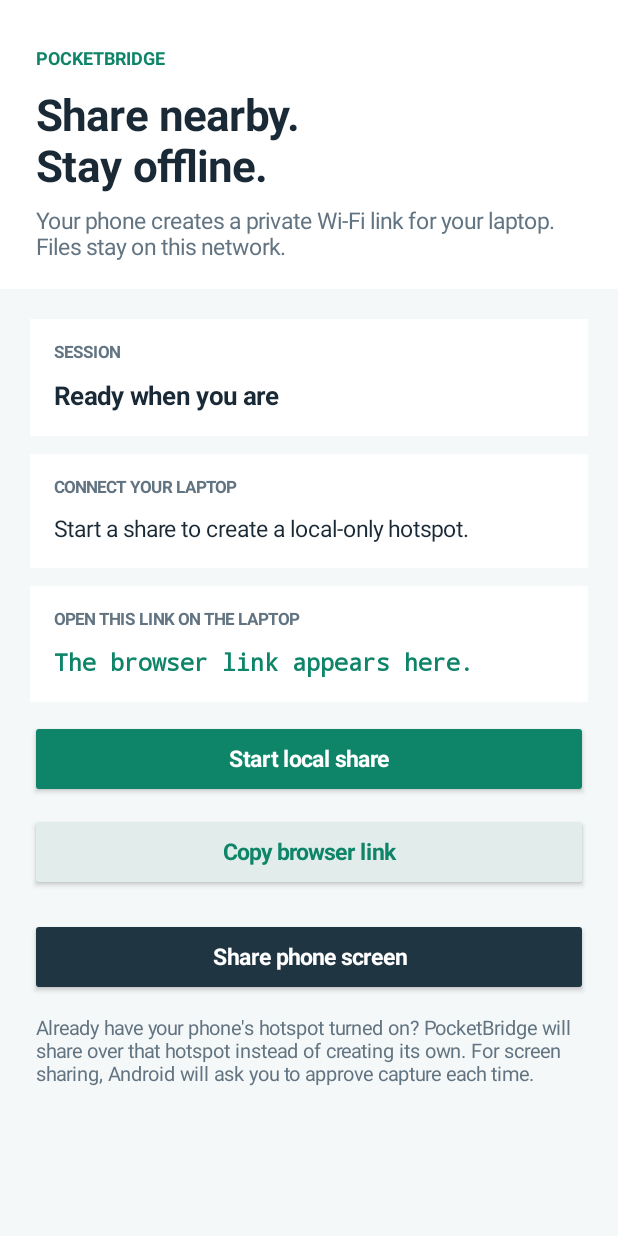
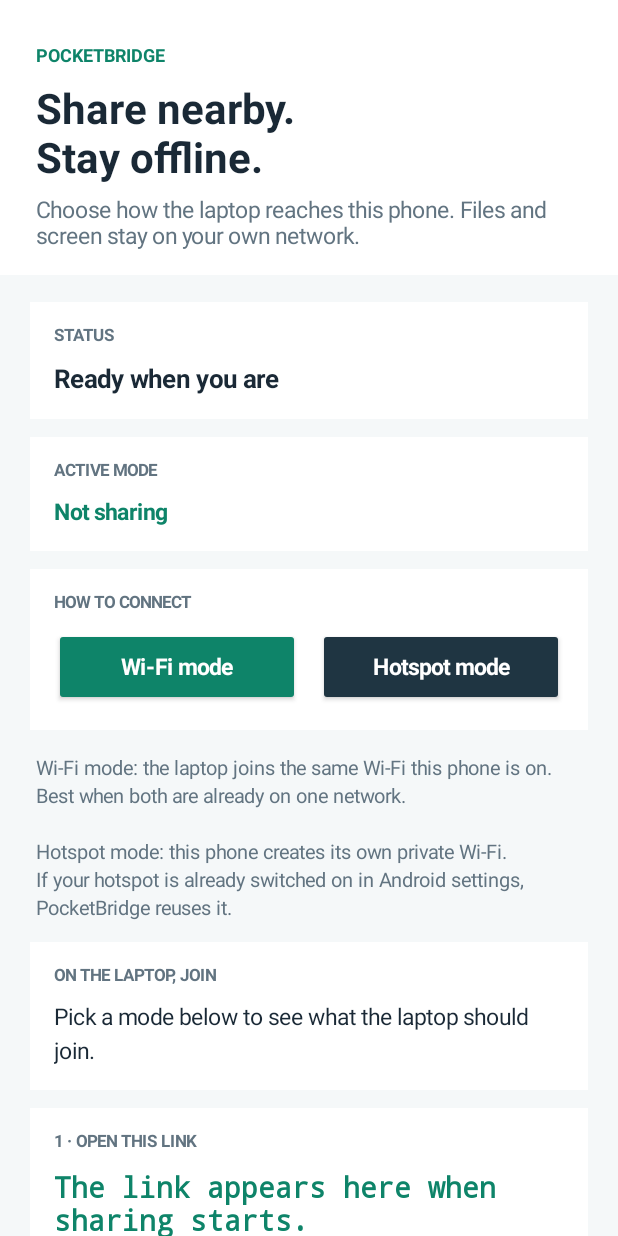
Before and after one commit to ysurendra25/HOTSPOT-TRANSFER, an Android app: the screen it shows after launch (MainActivity), on a phone screen of 412 x 824 dp. Run offline under Robolectric (Android 15) with nearby library versions, the phone set to English and light mode, and no system bars.

Commit message:
Add Wi-Fi and Hotspot modes, short link with 6-digit code, player (v0.5.0)
Why the link kept failing: it was a 32-character token in the path, easy to
mistype or truncate, and the app gave up whenever Android refused to create a
second hotspot. Both are addressed.

Connecting
- Two explicit modes on the phone: Wi-Fi mode (laptop joins the same Wi-Fi as
  the phone, no hotspot created) and Hotspot mode (private local-only hotspot,
  or reuse the one already switched on). Both serve files and screen sharing.
- Short link http://<phone-ip>:43117 plus a random 6-digit code shown on the
  phone. No long path to type. The code is rate limited against guessing, and
  legacy /share/<token> links still work.
- The plain "/" page no longer embeds the token; only legacy share links do,
  so the code cannot be bypassed by reading the page source.
- Any hotspot failure now falls back to the phone's existing access point and
  then to plain Wi-Fi, instead of stopping.
- The HTTP server sets SO_REUSEADDR, so a quick restart no longer fails with
  "Address already in use".

Library and playback
- New Files tab for non-media documents alongside Photos, Videos and Audio.
- Custom browser player for video and audio: play/pause, -10s, +10s, seek bar,
  elapsed/total time, fullscreen, and arrow-key shortcuts.

Interface
- Redesigned page: code-entry screen, mode and status cards, tabs, search, and
  a dark player. Phone UI shows the link and code as separate, copyable steps.

Release
- versionCode 5, versionName 0.5.0; README and INSTALL updated, including a
  troubleshooting section for pages that will not open.

```diff
--- a/app/build.gradle.kts
+++ b/app/build.gradle.kts
@@ -10,8 +10,8 @@ android {
         applicationId = "com.pocketbridge"
         minSdk = 26
         targetSdk = 35
-        versionCode = 4
-        versionName = "0.4.0"
+        versionCode = 5
+        versionName = "0.5.0"
         if (project.findProperty("pocketbridgeUniversal") != "true") {
             ndk {
                 abiFilters += "arm64-v8a"
--- a/app/src/main/java/com/pocketbridge/MainActivity.java
+++ b/app/src/main/java/com/pocketbridge/MainActivity.java
@@ -32,12 +32,19 @@ public final class MainActivity extends Activity {
     private static final int COLOR_MUTED = Color.rgb(98, 116, 129);
     private static final int COLOR_GREEN = Color.rgb(14, 132, 105);
     private static final int COLOR_BG = Color.rgb(245, 248, 249);
+    private static final int COLOR_SOFT = Color.rgb(226, 237, 235);
 
     private TextView statusText;
     private TextView networkText;
     private TextView linkText;
-    private Button startButton;
+    private TextView codeText;
+    private TextView modeText;
+    private Button wifiButton;
+    private Button hotspotButton;
+    private Button stopButton;
+    private Button copyButton;
     private boolean receiverRegistered;
+    private boolean sharing;
 
     private final BroadcastReceiver statusReceiver = new BroadcastReceiver() {
         @Override public void onReceive(Context context, Intent intent) {
@@ -45,16 +52,21 @@ public final class MainActivity extends Activity {
             String ssid = intent.getStringExtra(ShareSessionService.EXTRA_SSID);
             String password = intent.getStringExtra(ShareSessionService.EXTRA_PASSWORD);
             String url = intent.getStringExtra(ShareSessionService.EXTRA_URL);
+            String code = intent.getStringExtra(ShareSessionService.EXTRA_CODE);
+            String mode = intent.getStringExtra(ShareSessionService.EXTRA_MODE);
             if (status != null) statusText.setText(status);
             networkText.setText(ssid != null || password != null
-                    ? "Wi-Fi name  " + valueOr(ssid, "starting…") + "\nPassword  " + valueOr(password, "starting…")
-                    : "No local hotspot is active. Start a share to create one.");
-            linkText.setText(url == null || url.isEmpty() ? "The browser link will appear here when ready." : url);
-            boolean ready = url != null && !url.isEmpty();
-            boolean busy = status != null && (status.startsWith("Starting") || status.startsWith("Hotspot ready"));
-            startButton.setText(ready ? "Stop local share" : busy ? "Please wait…" : "Start local share");
-            startButton.setEnabled(!busy || ready);
-            startButton.setTag(ready);
+                    ? "Wi-Fi name  " + valueOr(ssid, "…") + "\nPassword  " + valueOr(password, "…")
+                    : "Pick a mode below to see what the laptop should join.");
+            linkText.setText(url == null || url.isEmpty() ? "The link appears here when sharing starts." : url);
+            codeText.setText(code == null || code.isEmpty() ? "— — — — — —" : code);
+            modeText.setText(mode == null || mode.isEmpty() ? "Not sharing" : mode);
+            sharing = url != null && !url.isEmpty();
+            boolean busy = status != null && (status.startsWith("Starting") || status.startsWith("Looking") || status.startsWith("Hotspot ready"));
+            wifiButton.setEnabled(!sharing && !busy);
+            hotspotButton.setEnabled(!sharing && !busy);
+            stopButton.setEnabled(sharing);
+            copyButton.setEnabled(sharing);
         }
     };
 
@@ -92,7 +104,7 @@ public final class MainActivity extends Activity {
 
         LinearLayout header = new LinearLayout(this);
         header.setOrientation(LinearLayout.VERTICAL);
-        header.setPadding(dp(24), dp(30), dp(24), dp(18));
+        header.setPadding(dp(24), dp(28), dp(24), dp(16));
         header.setBackgroundColor(Color.WHITE);
         TextView brand = new TextView(this);
         brand.setText("POCKETBRIDGE");
@@ -103,12 +115,12 @@ public final class MainActivity extends Activity {
         TextView title = new TextView(this);
         title.setText("Share nearby.\nStay offline.");
         title.setTextColor(COLOR_INK);
-        title.setTextSize(29);
+        title.setTextSize(28);
         title.setTypeface(Typeface.DEFAULT, Typeface.BOLD);
-        title.setPadding(0, dp(10), 0, dp(7));
+        title.setPadding(0, dp(8), 0, dp(6));
         header.addView(title);
         TextView intro = new TextView(this);
-        intro.setText("Your phone creates a private Wi-Fi link for your laptop. Files stay on this network.");
+        intro.setText("Choose how the laptop reaches this phone. Files and screen stay on your own network.");
         intro.setTextColor(COLOR_MUTED);
         intro.setTextSize(15);
         header.addView(intro);
@@ -117,69 +129,107 @@ public final class MainActivity extends Activity {
         ScrollView scroll = new ScrollView(this);
         LinearLayout content = new LinearLayout(this);
         content.setOrientation(LinearLayout.VERTICAL);
-        content.setPadding(dp(20), dp(20), dp(20), dp(24));
+        content.setPadding(dp(20), dp(18), dp(20), dp(24));
 
         statusText = new TextView(this);
         statusText.setText("Ready when you are");
         statusText.setTextColor(COLOR_INK);
         statusText.setTextSize(17);
         statusText.setTypeface(Typeface.DEFAULT, Typeface.BOLD);
-        addCard(content, "SESSION", statusText);
+        addCard(content, "STATUS", statusText);
+
+        // Mode choice: the two ways the laptop can reach this phone.
+        modeText = new TextView(this);
+        modeText.setText("Not sharing");
+        modeText.setTextColor(COLOR_GREEN);
+        modeText.setTextSize(15);
+        modeText.setTypeface(Typeface.DEFAULT, Typeface.BOLD);
+        addCard(content, "ACTIVE MODE", modeText);
+
+        LinearLayout modeRow = new LinearLayout(this);
+        modeRow.setOrientation(LinearLayout.HORIZONTAL);
+        wifiButton = button("Wi-Fi mode", COLOR_GREEN);
+        wifiButton.setOnClickListener(v -> ensurePermissionsAndStart(ShareSessionService.ACTION_START_WIFI));
+        hotspotButton = button("Hotspot mode", Color.rgb(31, 53, 66));
+        hotspotButton.setOnClickListener(v -> ensurePermissionsAndStart(ShareSessionService.ACTION_START_HOTSPOT));
+        LinearLayout.LayoutParams leftParams = new LinearLayout.LayoutParams(0, -2, 1f);
+        leftParams.rightMargin = dp(6);
+        LinearLayout.LayoutParams rightParams = new LinearLayout.LayoutParams(0, -2, 1f);
+        rightParams.leftMargin = dp(6);
+        modeRow.addView(wifiButton, leftParams);
+        modeRow.addView(hotspotButton, rightParams);
+        addCard(content, "HOW TO CONNECT", modeRow);
+
+        TextView modeHelp = new TextView(this);
+        modeHelp.setText("Wi-Fi mode: the laptop joins the same Wi-Fi this phone is on. Best when both are already on one network.\n\nHotspot mode: this phone creates its own private Wi-Fi. If your hotspot is already switched on in Android settings, PocketBridge reuses it.");
+        modeHelp.setTextColor(COLOR_MUTED);
+        modeHelp.setTextSize(13);
+        modeHelp.setLineSpacing(dp(3), 1f);
+        modeHelp.setPadding(dp(4), dp(4), dp(4), dp(14));
+        content.addView(modeHelp);
 
         networkText = new TextView(this);
-        networkText.setText("Start a share to create a local-only hotspot.");
+        networkText.setText("Pick a mode below to see what the laptop should join.");
         networkText.setTextColor(COLOR_INK);
         networkText.setTextSize(15);
         networkText.setLineSpacing(dp(5), 1f);
-        addCard(content, "CONNECT YOUR LAPTOP", networkText);
+        addCard(content, "ON THE LAPTOP, JOIN", networkText);
 
         linkText = new TextView(this);
-        linkText.setText("The browser link appears here.");
+        linkText.setText("The link appears here when sharing starts.");
         linkText.setTextColor(COLOR_GREEN);
-        linkText.setTextSize(16);
+        linkText.setTextSize(19);
         linkText.setTypeface(Typeface.MONOSPACE, Typeface.BOLD);
-        addCard(content, "OPEN THIS LINK ON THE LAPTOP", linkText);
+        addCard(content, "1 · OPEN THIS LINK", linkText);
 
-        startButton = button("Start local share", COLOR_GREEN);
-        startButton.setOnClickListener(v -> {
-            Object running = startButton.getTag();
-            if (Boolean.TRUE.equals(running)) sendServiceCommand(ShareSessionService.ACTION_STOP);
-            else ensurePermissionsAndStart();
-        });
-        content.addView(startButton, matchWrap());
+        codeText = new TextView(this);
+        codeText.setText("— — — — — —");
+        codeText.setTextColor(COLOR_INK);
+        codeText.setTextSize(34);
+        codeText.setTypeface(Typeface.MONOSPACE, Typeface.BOLD);
+        codeText.setLetterSpacing(0.18f);
+        addCard(content, "2 · THEN ENTER THIS CODE", codeText);
 
-        Button copyButton = button("Copy browser link", Color.rgb(226, 237, 235));
+        copyButton = button("Copy link and code", COLOR_SOFT);
         copyButton.setTextColor(COLOR_GREEN);
+        copyButton.setEnabled(false);
         copyButton.setOnClickListener(v -> {
             String url = linkText.getText().toString();
-            if (url.startsWith("http://")) {
-                ClipboardManager clipboard = (ClipboardManager) getSystemService(CLIPBOARD_SERVICE);
-                clipboard.setPrimaryClip(ClipData.newPlainText("PocketBridge link", url));
-                Toast.makeText(this, "Link copied", Toast.LENGTH_SHORT).show();
-            } else Toast.makeText(this, "Start a local share first", Toast.LENGTH_SHORT).show();
+            if (!url.startsWith("http://")) { Toast.makeText(this, "Start sharing first", Toast.LENGTH_SHORT).show(); return; }
+            String code = codeText.getText().toString().replace(" ", "");
+            ClipboardManager clipboard = (ClipboardManager) getSystemService(CLIPBOARD_SERVICE);
+            clipboard.setPrimaryClip(ClipData.newPlainText("PocketBridge", url + "  code " + code));
+            Toast.makeText(this, "Link and code copied", Toast.LENGTH_SHORT).show();
         });
-        LinearLayout.LayoutParams buttonGap = matchWrap();
-        buttonGap.topMargin = dp(10);
-        content.addView(copyButton, buttonGap);
+        LinearLayout.LayoutParams copyGap = matchWrap();
+        copyGap.topMargin = dp(2);
+        content.addView(copyButton, copyGap);
+
+        stopButton = button("Stop sharing", Color.rgb(150, 60, 60));
+        stopButton.setEnabled(false);
+        stopButton.setOnClickListener(v -> sendServiceCommand(ShareSessionService.ACTION_STOP));
+        LinearLayout.LayoutParams stopGap = matchWrap();
+        stopGap.topMargin = dp(18);
+        content.addView(stopButton, stopGap);
 
         Button screenButton = button("Share phone screen", Color.rgb(31, 53, 66));
         screenButton.setOnClickListener(v -> {
-            if (linkText == null || !linkText.getText().toString().startsWith("http://")) {
-                Toast.makeText(this, "Start local share first, then approve screen capture.", Toast.LENGTH_LONG).show();
+            if (!sharing) {
+                Toast.makeText(this, "Start a share first, then approve screen capture.", Toast.LENGTH_LONG).show();
                 return;
             }
             MediaProjectionManager manager = (MediaProjectionManager) getSystemService(MEDIA_PROJECTION_SERVICE);
             startActivityForResult(manager.createScreenCaptureIntent(), REQUEST_SCREEN_CAPTURE);
         });
         LinearLayout.LayoutParams screenGap = matchWrap();
-        screenGap.topMargin = dp(18);
+        screenGap.topMargin = dp(10);
         content.addView(screenButton, screenGap);
 
         TextView note = new TextView(this);
-        note.setText("Already have your phone's hotspot turned on? PocketBridge will share over that hotspot instead of creating its own. For screen sharing, Android will ask you to approve capture each time.");
+        note.setText("The code keeps the link private. Anyone who joins the network still needs it to see your files. Android asks for screen-capture approval each time.");
         note.setTextColor(COLOR_MUTED);
         note.setTextSize(13);
-        note.setPadding(dp(4), dp(12), dp(4), 0);
+        note.setPadding(dp(4), dp(14), dp(4), 0);
         content.addView(note);
 
         scroll.addView(content);
@@ -187,7 +237,7 @@ public final class MainActivity extends Activity {
         setContentView(page);
     }
 
-    private void addCard(LinearLayout parent, String label, TextView content) {
+    private void addCard(LinearLayout parent, String label, View content) {
         LinearLayout card = new LinearLayout(this);
         card.setOrientation(LinearLayout.VERTICAL);
         card.setPadding(dp(16), dp(14), dp(16), dp(16));
@@ -217,10 +267,12 @@ public final class MainActivity extends Activity {
         return button;
     }
 
-    private void ensurePermissionsAndStart() {
+    private void ensurePermissionsAndStart(String action) {
         List<String> required = new ArrayList<>();
         if (Build.VERSION.SDK_INT >= 33) {
-            addIfMissing(required, Manifest.permission.NEARBY_WIFI_DEVICES);
+            if (ShareSessionService.ACTION_START_HOTSPOT.equals(action)) {
+                addIfMissing(required, Manifest.permission.NEARBY_WIFI_DEVICES);
+            }
             // Android 14+ can grant access to selected photos only. Do not keep
             // asking for full library access once that partial access is granted.
             boolean partialMedia = Build.VERSION.SDK_INT >= 34
@@ -233,12 +285,17 @@ public final class MainActivity extends Activity {
             addIfMissing(required, Manifest.permission.READ_MEDIA_AUDIO);
             addIfMissing(required, Manifest.permission.POST_NOTIFICATIONS);
         } else {
-            addIfMissing(required, Manifest.permission.ACCESS_FINE_LOCATION);
+            if (ShareSessionService.ACTION_START_HOTSPOT.equals(action)) {
+                addIfMissing(required, Manifest.permission.ACCESS_FINE_LOCATION);
+            }
             addIfMissing(required, Manifest.permission.READ_EXTERNAL_STORAGE);
         }
+        pendingAction = action;
         if (!required.isEmpty()) requestPermissions(required.toArray(new String[0]), REQUEST_PERMISSIONS);
-        else sendServiceCommand(ShareSessionService.ACTION_START);
+        else sendServiceCommand(action);
     }
+
+    private String pendingAction = ShareSessionService.ACTION_START_HOTSPOT;
 
     private void addIfMissing(List<String> permissions, String permission) {
         if (checkSelfPermission(permission) != PackageManager.PERMISSION_GRANTED) permissions.add(permission);
@@ -249,8 +306,10 @@ public final class MainActivity extends Activity {
         if (requestCode == REQUEST_PERMISSIONS) {
             boolean nearbyAllowed = Build.VERSION.SDK_INT < 33 || checkSelfPermission(Manifest.permission.NEARBY_WIFI_DEVICES) == PackageManager.PERMISSION_GRANTED;
             boolean locationAllowed = Build.VERSION.SDK_INT >= 33 || checkSelfPermission(Manifest.permission.ACCESS_FINE_LOCATION) == PackageManager.PERMISSION_GRANTED;
-            if (nearbyAllowed && locationAllowed) sendServiceCommand(ShareSessionService.ACTION_START);
-            else statusText.setText("Nearby Wi-Fi permission is needed to start the private hotspot.");
+            boolean needsHotspot = ShareSessionService.ACTION_START_HOTSPOT.equals(pendingAction);
+            boolean allowed = (!needsHotspot || nearbyAllowed) && (!needsHotspot || locationAllowed);
+            if (allowed) sendServiceCommand(pendingAction);
+            else statusText.setText("Nearby Wi-Fi permission is needed to start a hotspot. Wi-Fi mode still works without it.");
         }
     }
 
@@ -270,7 +329,10 @@ public final class MainActivity extends Activity {
 
     private void sendServiceCommand(String action) {
         Intent service = new Intent(this, ShareSessionService.class).setAction(action);
-        if (Build.VERSION.SDK_INT >= 26 && ShareSessionService.ACTION_START.equals(action)) startForegroundService(service);
+        boolean foregroundStart = ShareSessionService.ACTION_START.equals(action)
+                || ShareSessionService.ACTION_START_WIFI.equals(action)
+                || ShareSessionService.ACTION_START_HOTSPOT.equals(action);
+        if (Build.VERSION.SDK_INT >= 26 && foregroundStart) startForegroundService(service);
         else startService(service);
     }
 
```
Also changed, not shown: app/src/main/java/com/pocketbridge/MediaHttpServer.java (+82 -14 lines), app/src/main/java/com/pocketbridge/MediaRepository.java (+34 -1 lines), app/src/main/java/com/pocketbridge/ShareSessionService.java (+151 -89 lines), 3 other files.
